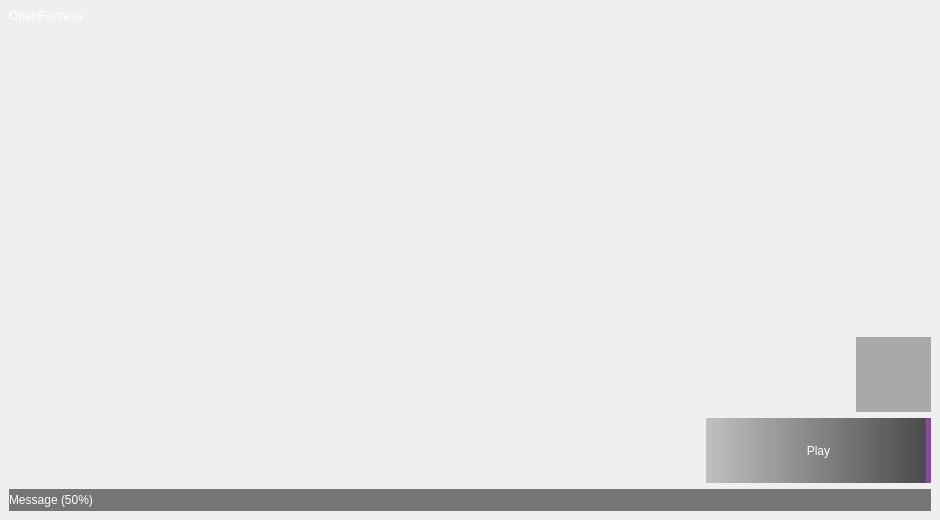
First picture: the form in src/qt/mainwindow.ui, repository Jan200101/OFLauncher, before the edit.
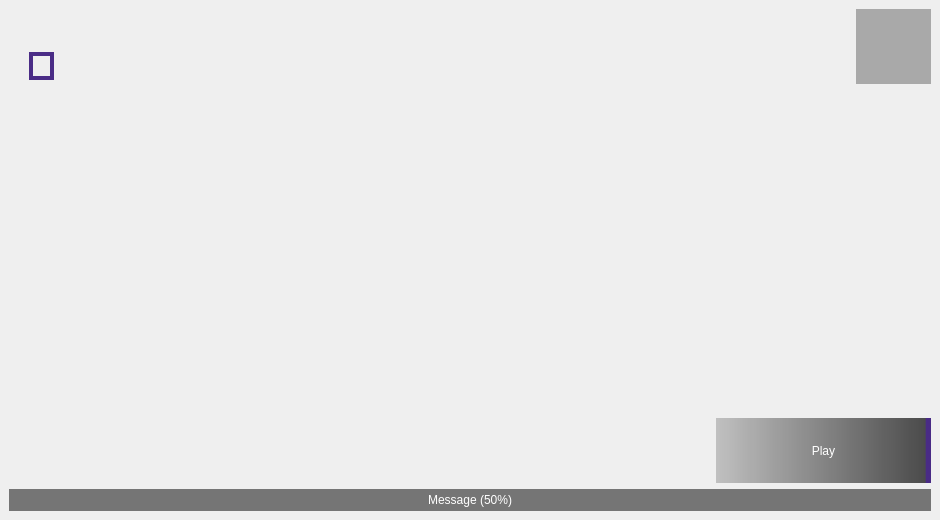
Second picture: the form after the edit. Icons and pictures are not drawn.

Commit message: improve ui, make headers enforce C, add basic worker logic & settings

```diff
--- a/src/qt/mainwindow.ui
+++ b/src/qt/mainwindow.ui
@@ -26,46 +26,151 @@
    <string>MainWindow</string>
   </property>
   <property name="styleSheet">
-   <string notr="true">QMainWindow::separator  {
-	magin: 0;
-    padding: 0
-}
-
-QLabel, QPushButton, QProgressBar
+   <string notr="true">QLabel, QPushButton, QProgressBar
 {
    color: white;
-}
-
-#frame {
-
-	background-image: url(:/images/res/background_small.png);
-}
-
-QProgressBar
-{
-   text-align: left;
-   border: none;
-   background-color: rgba(0, 0, 0, 130);
-}
-
-QProgressBar::chunk
-{
-   background-color: qlineargradient(spread:pad, x1:0, y1:0, x2:1, y2:0,
-                                 stop:0 rgba(51, 37, 95, 255),
-                                 stop:1 rgba(160, 91, 185, 255));
-   border: none;
 }</string>
   </property>
   <widget class="QWidget" name="frame">
+   <property name="styleSheet">
+    <string notr="true"/>
+   </property>
    <layout class="QVBoxLayout" name="verticalLayout">
     <item>
      <layout class="QHBoxLayout" name="horizontalLayout_2">
       <item>
-       <widget class="QLabel" name="title">
-        <property name="text">
-         <string>OpenFortress</string>
+       <spacer name="leftSpacer">
+        <property name="orientation">
+         <enum>Qt::Horizontal</enum>
         </property>
-       </widget>
+        <property name="sizeType">
+         <enum>QSizePolicy::Fixed</enum>
+        </property>
+        <property name="sizeHint" stdset="0">
+         <size>
+          <width>20</width>
+          <height>20</height>
+         </size>
+        </property>
+       </spacer>
+      </item>
+      <item>
+       <layout class="QVBoxLayout" name="verticalLayout_3">
+        <item>
+         <spacer name="verticalSpacer_3">
+          <property name="orientation">
+           <enum>Qt::Vertical</enum>
+          </property>
+          <property name="sizeType">
+           <enum>QSizePolicy::Minimum</enum>
+          </property>
+          <property name="sizeHint" stdset="0">
+           <size>
+            <width>20</width>
+            <height>20</height>
+           </size>
+          </property>
+         </spacer>
+        </item>
+        <item>
+         <widget class="QLabel" name="title">
+          <property name="sizePolicy">
+           <sizepolicy hsizetype="Fixed" vsizetype="Fixed">
+            <horstretch>0</horstretch>
+            <verstretch>0</verstretch>
+           </sizepolicy>
+          </property>
+          <property name="styleSheet">
+           <string notr="true">QLabel {
+    margin: 0;
+	padding: 2.5px;
+	padding-right: 5px;
+	padding-left: 5px;
+	border: 4px solid #4a2c86;
+}</string>
+          </property>
+          <property name="pixmap">
+           <pixmap resource="images.qrc">:/logo/res/logo.png</pixmap>
+          </property>
+          <property name="scaledContents">
+           <bool>false</bool>
+          </property>
+         </widget>
+        </item>
+       </layout>
+      </item>
+      <item>
+       <spacer name="horizontalSpacer_2">
+        <property name="orientation">
+         <enum>Qt::Horizontal</enum>
+        </property>
+        <property name="sizeType">
+         <enum>QSizePolicy::Expanding</enum>
+        </property>
+        <property name="sizeHint" stdset="0">
+         <size>
+          <width>40</width>
+          <height>20</height>
+         </size>
+        </property>
+       </spacer>
+      </item>
+      <item>
+       <layout class="QVBoxLayout" name="verticalLayout_2">
+        <item>
+         <widget class="QPushButton" name="settingsButton">
+          <property name="sizePolicy">
+           <sizepolicy hsizetype="Preferred" vsizetype="Fixed">
+            <horstretch>0</horstretch>
+            <verstretch>0</verstretch>
+           </sizepolicy>
+          </property>
+          <property name="minimumSize">
+           <size>
+            <width>75</width>
+            <height>75</height>
+           </size>
+          </property>
+          <property name="styleSheet">
+           <string notr="true">QPushButton {
+	border: none;
+
+	background-color: rgba(0, 0, 0, 75);
+}
+</string>
+          </property>
+          <property name="text">
+           <string/>
+          </property>
+          <property name="icon">
+           <iconset resource="images.qrc">
+            <normaloff>:/icons/res/cog.png</normaloff>:/icons/res/cog.png</iconset>
+          </property>
+          <property name="iconSize">
+           <size>
+            <width>64</width>
+            <height>64</height>
+           </size>
+          </property>
+         </widget>
+        </item>
+        <item>
+         <spacer name="verticalSpacer_2">
+          <property name="orientation">
+           <enum>Qt::Vertical</enum>
+          </property>
+          <property name="sizeType">
+           <enum>QSizePolicy::Minimum</enum>
+          </property>
+          <property name="sizeHint" stdset="0">
+           <size>
+            <width>20</width>
+            <height>20</height>
+           </size>
+          </property>
+         </spacer>
+        </item>
+       </layout>
       </item>
      </layout>
     </item>
@@ -101,75 +206,22 @@
        </spacer>
       </item>
       <item>
-       <layout class="QVBoxLayout" name="buttonContainer">
-        <item>
-         <layout class="QHBoxLayout" name="settingsLayout">
-          <item>
-           <spacer name="horizontalSpacer_2">
-            <property name="orientation">
-             <enum>Qt::Horizontal</enum>
-            </property>
-            <property name="sizeType">
-             <enum>QSizePolicy::Minimum</enum>
-            </property>
-            <property name="sizeHint" stdset="0">
-             <size>
-              <width>150</width>
-              <height>20</height>
-             </size>
-            </property>
-           </spacer>
-          </item>
-          <item>
-           <widget class="QPushButton" name="settingsButton">
-            <property name="sizePolicy">
-             <sizepolicy hsizetype="Preferred" vsizetype="Fixed">
-              <horstretch>0</horstretch>
-              <verstretch>0</verstretch>
-             </sizepolicy>
-            </property>
-            <property name="minimumSize">
-             <size>
-              <width>75</width>
-              <height>75</height>
-             </size>
-            </property>
-            <property name="styleSheet">
-             <string notr="true">QPushButton {
-	border: none;
-	image: url(:/icons/res/cog.svg);
-    
-	background-color: rgba(0, 0, 0, 75);
-}
-
-QPushButton:pressed {
-	border: none;
-	image: url(:/icons/res/cog_pressed.svg);
-}</string>
-            </property>
-           </widget>
-          </item>
-         </layout>
-        </item>
-        <item>
-         <layout class="QHBoxLayout" name="playLayout">
-          <item>
-           <widget class="QPushButton" name="playButton">
-            <property name="sizePolicy">
-             <sizepolicy hsizetype="Preferred" vsizetype="Fixed">
-              <horstretch>0</horstretch>
-              <verstretch>0</verstretch>
-             </sizepolicy>
-            </property>
-            <property name="minimumSize">
-             <size>
-              <width>215</width>
-              <height>65</height>
-             </size>
-            </property>
-            <property name="styleSheet">
-             <string notr="true">QPushButton {
-   background-color: qlineargradient(spread:pad, x1:0, y1:0, x2:1, y2:0, stop:0 rgba(0, 0, 0, 50), stop:0.973366 rgba(0, 0, 0, 175), stop:0.975787 rgba(134, 76, 154, 255));
+       <widget class="QPushButton" name="playButton">
+        <property name="sizePolicy">
+         <sizepolicy hsizetype="Preferred" vsizetype="Fixed">
+          <horstretch>0</horstretch>
+          <verstretch>0</verstretch>
+         </sizepolicy>
+        </property>
+        <property name="minimumSize">
+         <size>
+          <width>215</width>
+          <height>65</height>
+         </size>
+        </property>
+        <property name="styleSheet">
+         <string notr="true">QPushButton {
+   background-color: qlineargradient(spread:pad, x1:0, y1:0, x2:1, y2:0, stop:0 rgba(0, 0, 0, 50), stop:0.973366 rgba(0, 0, 0, 175), stop:0.975787 rgba(73, 43, 133, 255));
    border: none;
 }
 
@@ -178,23 +230,38 @@
    border: none;
 }
 </string>
-            </property>
-            <property name="text">
-             <string>Play</string>
-            </property>
-           </widget>
-          </item>
-         </layout>
-        </item>
-       </layout>
+        </property>
+        <property name="text">
+         <string>Play</string>
+        </property>
+       </widget>
       </item>
      </layout>
     </item>
     <item>
      <widget class="QProgressBar" name="status">
+      <property name="styleSheet">
+       <string notr="true">QProgressBar
+{
+   text-align: center;
+   border: none;
+   background-color: rgba(0, 0, 0, 130);
+}
+
+QProgressBar::chunk
+{
+   background-color: qlineargradient(spread:pad, x1:0, y1:0, x2:1, y2:0,
+                                 stop:0 rgba(42, 28, 77, 255),
+                                 stop:1 rgba(73, 43, 133, 255));
+   border: none;
+}</string>
+      </property>
       <property name="value">
        <number>50</number>
       </property>
+      <property name="alignment">
+       <set>Qt::AlignCenter</set>
+      </property>
       <property name="format">
        <string>Message (%p%)</string>
       </property>
```
Left out of the diff: 20 changed lines with no effect on the pictures. The commit also changes 22 other files.
